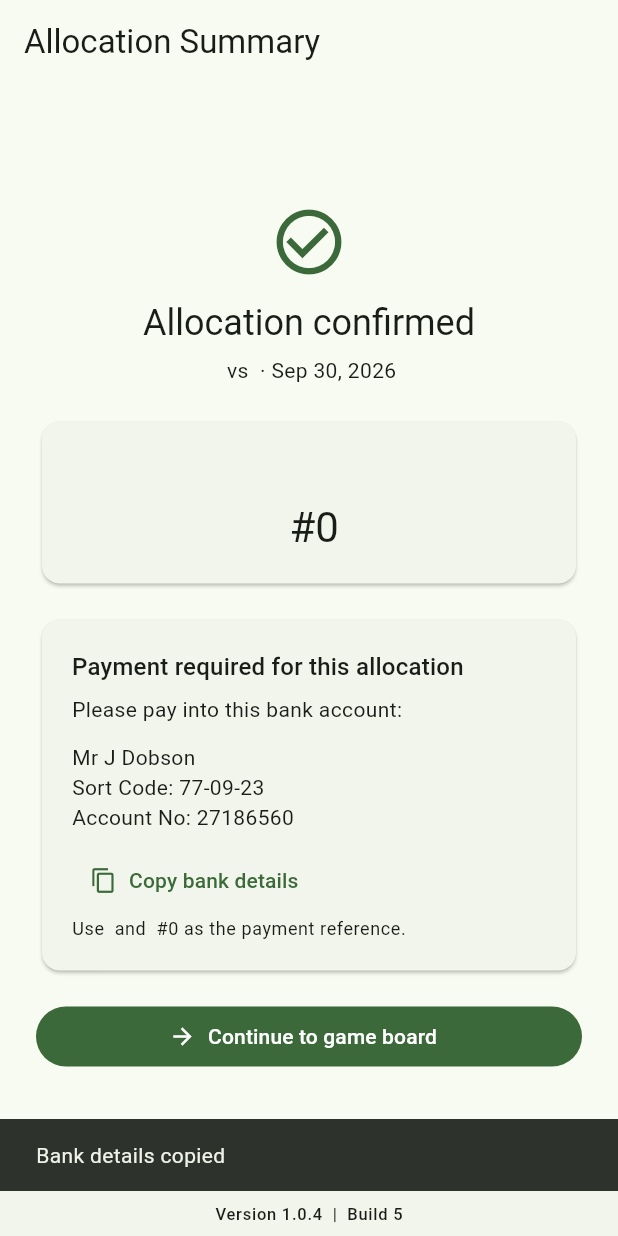
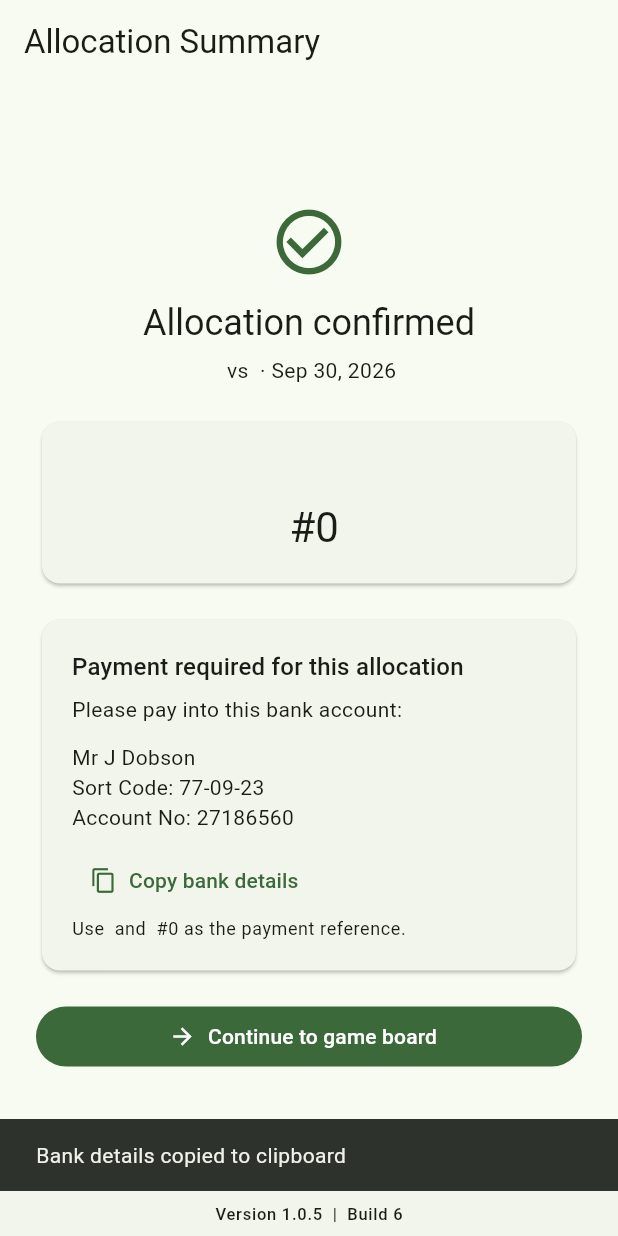
Before and after one commit to toptighty-gmail/FirstTryScorer, a Flutter app: the DrawConfirmationScreen screen opened directly with empty values, after a tap on "Copy bank details", on a phone screen of 412 x 824 dp. Run offline on Flutter 3.47's test engine with Material 3 defaults, Android fonts, the phone set to English and light mode, and no system bars; our stand-ins replace package_info_plus, pdf, printing, shared_preferences, supabase_flutter; accounts and stored records are empty.

Commit message:
Clarify bank detail copy confirmation

```diff
--- a/lib/main.dart
+++ b/lib/main.dart
@@ -65,7 +65,7 @@ class _AppVersionFooterState extends State<_AppVersionFooter> {
             builder: (context, snapshot) {
               final label = snapshot.hasData
                   ? 'Version ${snapshot.data!.version}  |  Build ${snapshot.data!.buildNumber}'
-                  : 'Version 1.0.4  |  Build 5';
+                  : 'Version 1.0.5  |  Build 6';
               return Center(
                 child: Text(
                   label,
--- a/lib/screens/draw_confirmation_screen.dart
+++ b/lib/screens/draw_confirmation_screen.dart
@@ -28,7 +28,9 @@ class DrawConfirmationScreen extends StatelessWidget {
     if (!context.mounted) return;
     ScaffoldMessenger.of(
       context,
-    ).showSnackBar(const SnackBar(content: Text('Bank details copied')));
+    ).showSnackBar(
+      const SnackBar(content: Text('Bank details copied to clipboard')),
+    );
   }
 
   @override
--- a/pubspec.yaml
+++ b/pubspec.yaml
@@ -16,7 +16,7 @@ publish_to: 'none' # Remove this line if you wish to publish to pub.dev
 # https://developer.apple.com/library/archive/documentation/General/Reference/InfoPlistKeyReference/Articles/CoreFoundationKeys.html
 # In Windows, build-name is used as the major, minor, and patch parts
 # of the product and file versions while build-number is used as the build suffix.
-version: 1.0.4+5
+version: 1.0.5+6
 
 environment:
   sdk: ^3.12.2
```
Also changed, not shown: 1 other file.
